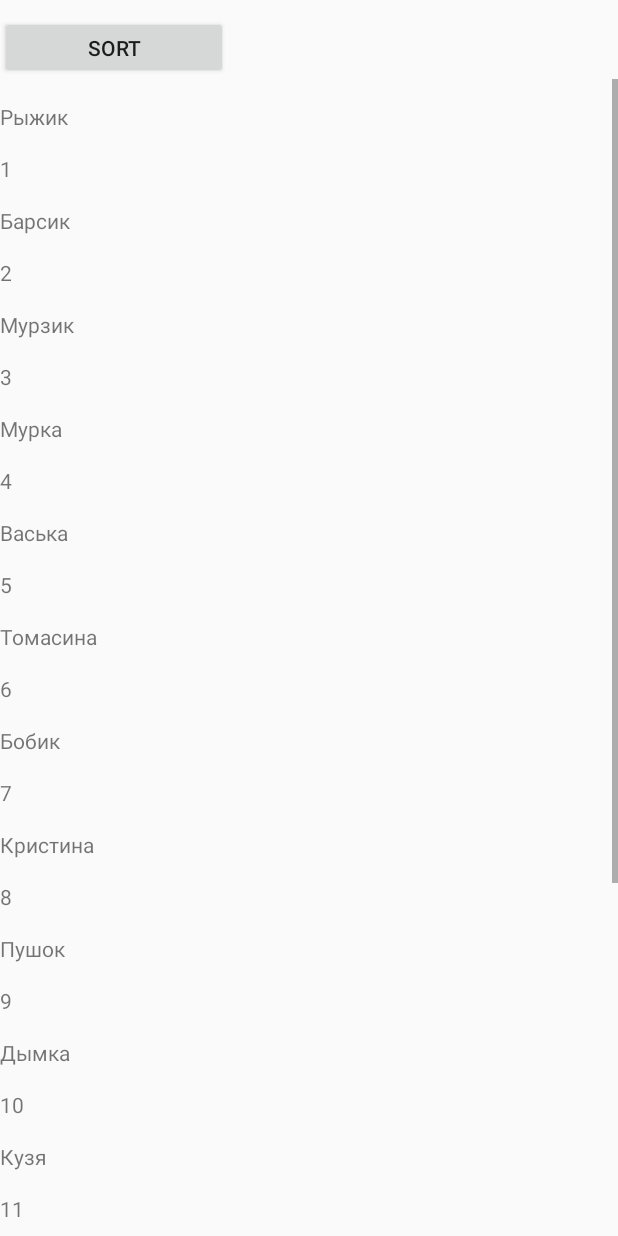
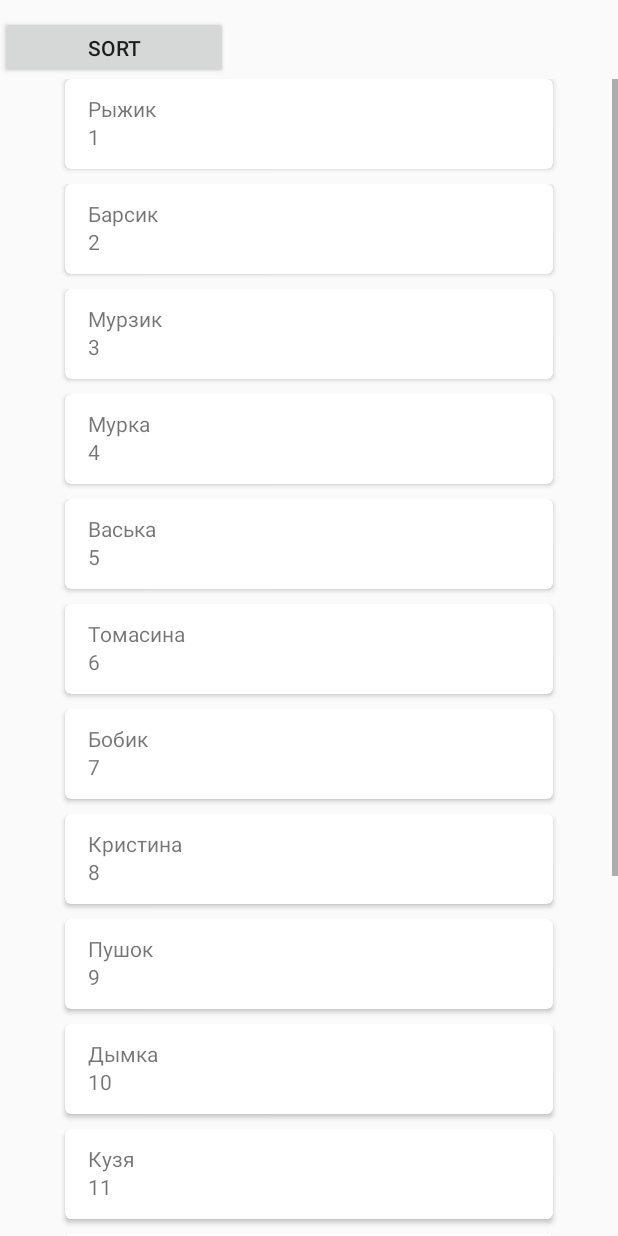
Before and after one commit to july914/DemoTestApp, an Android app: the MyListActivity screen opened directly, with no data from a screen before it, on a phone screen of 412 x 824 dp. Run offline under Robolectric (Android 15) with nearby library versions, the phone set to English and light mode, and no system bars.

Commit message:
added CardView for layout

```diff
--- a/app/src/main/res/layout/my_text_view.xml
+++ b/app/src/main/res/layout/my_text_view.xml
@@ -1,20 +1,43 @@
 <?xml version="1.0" encoding="utf-8"?>
 <LinearLayout xmlns:android="http://schemas.android.com/apk/res/android"
     android:layout_width="match_parent"
-    android:layout_height="wrap_content"
+    android:layout_height="70dp"
     android:orientation="vertical">
+
+    <android.support.v7.widget.CardView xmlns:card_view="http://schemas.android.com/apk/res-auto"
+        android:id="@+id/card_view"
+        android:layout_width="325dp"
+        android:layout_height="60dp"
+        android:layout_gravity="center"
+        card_view:cardCornerRadius="4dp">
+
+        <RelativeLayout
+            android:layout_width="match_parent"
+            android:layout_height="60dp">
 
             <TextView
                 android:id="@+id/catTextView"
                 android:layout_width="match_parent"
-        android:layout_height="50dp"
+                android:layout_height="wrap_content"
+                android:layout_alignParentStart="true"
+                android:layout_alignParentTop="true"
                 android:gravity="center_vertical"
+                android:paddingLeft="15dp"
+                android:paddingTop="10dp"
                 android:text="TextView" />
 
             <TextView
                 android:id="@+id/catNumber"
                 android:layout_width="match_parent"
                 android:layout_height="wrap_content"
+                android:layout_alignParentBottom="true"
+                android:layout_alignParentStart="true"
+                android:paddingBottom="12dp"
+                android:paddingLeft="15dp"
                 android:text="TextView" />
 
+        </RelativeLayout>
+
+    </android.support.v7.widget.CardView>
+
 </LinearLayout>
```
Lines whose indentation alone changed are shown as unchanged.
